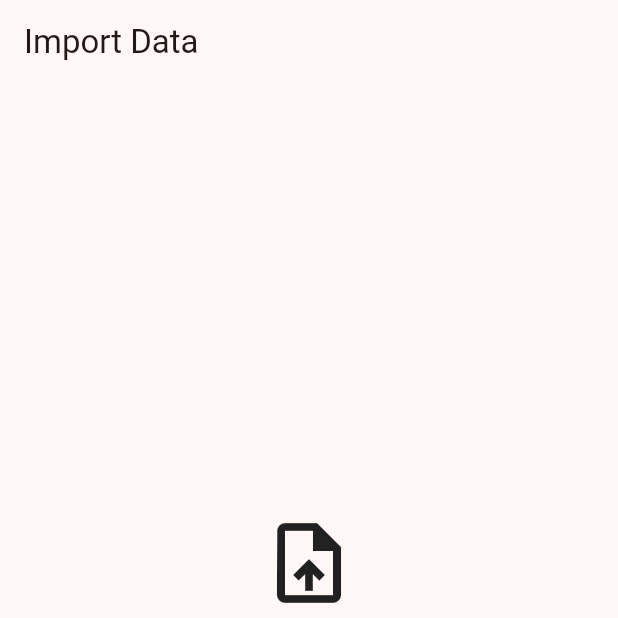
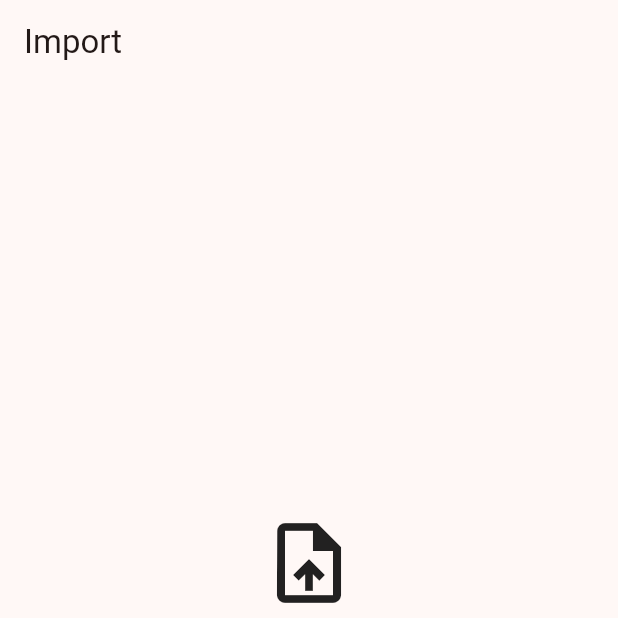
Before and after one commit to azizbahri/RideMetricX, a Flutter app: the screen it shows after launch, on a phone screen of 412 x 824 dp, the top half of it. Run offline on Flutter 3.47's test engine with Material 3 defaults, Android fonts, the phone set to English and light mode, and no system bars.

Commit message:
refactor: remove nested Scaffolds and make kMobileBreakpoint private
Co-authored-by: azizbahri <5443532+azizbahri@users.noreply.github.com>

```diff
--- a/lib/app_shell.dart
+++ b/lib/app_shell.dart
@@ -6,7 +6,7 @@ import 'screens/settings_screen.dart';
 
 /// Width threshold below which [NavigationBar] (bottom) is shown instead of
 /// [NavigationRail] (side).
-const double kMobileBreakpoint = 600.0;
+const double _kMobileBreakpoint = 600.0;
 
 /// A single top-level navigation destination.
 class _NavDestination {
@@ -69,7 +69,7 @@ class _AppShellState extends State<AppShell> {
   Widget build(BuildContext context) {
     return LayoutBuilder(
       builder: (context, constraints) {
-        final bool useRail = constraints.maxWidth >= kMobileBreakpoint;
+        final bool useRail = constraints.maxWidth >= _kMobileBreakpoint;
 
         if (useRail) {
           return _buildRailLayout();
@@ -83,6 +83,7 @@ class _AppShellState extends State<AppShell> {
   /// Desktop / tablet layout: NavigationRail on the left.
   Widget _buildRailLayout() {
     return Scaffold(
+      appBar: AppBar(title: Text(_destinations[_selectedIndex].label)),
       body: Row(
         children: [
           NavigationRail(
@@ -109,6 +110,7 @@ class _AppShellState extends State<AppShell> {
   /// Mobile layout: NavigationBar at the bottom.
   Widget _buildBarLayout() {
     return Scaffold(
+      appBar: AppBar(title: Text(_destinations[_selectedIndex].label)),
       body: _pages[_selectedIndex],
       bottomNavigationBar: NavigationBar(
         selectedIndex: _selectedIndex,
--- a/lib/screens/import_screen.dart
+++ b/lib/screens/import_screen.dart
@@ -5,11 +5,7 @@ class ImportScreen extends StatelessWidget {
 
   @override
   Widget build(BuildContext context) {
-    return Scaffold(
-      appBar: AppBar(
-        title: const Text('Import Data'),
-      ),
-      body: const Center(
+    return const Center(
       child: Column(
         mainAxisSize: MainAxisSize.min,
         children: [
@@ -21,7 +17,6 @@ class ImportScreen extends StatelessWidget {
           ),
         ],
       ),
-      ),
     );
   }
 }
```
Also changed, not shown: lib/screens/sessions_screen.dart (+1 -6 lines), lib/screens/settings_screen.dart (+1 -6 lines). Lines whose indentation alone changed are shown as unchanged.
